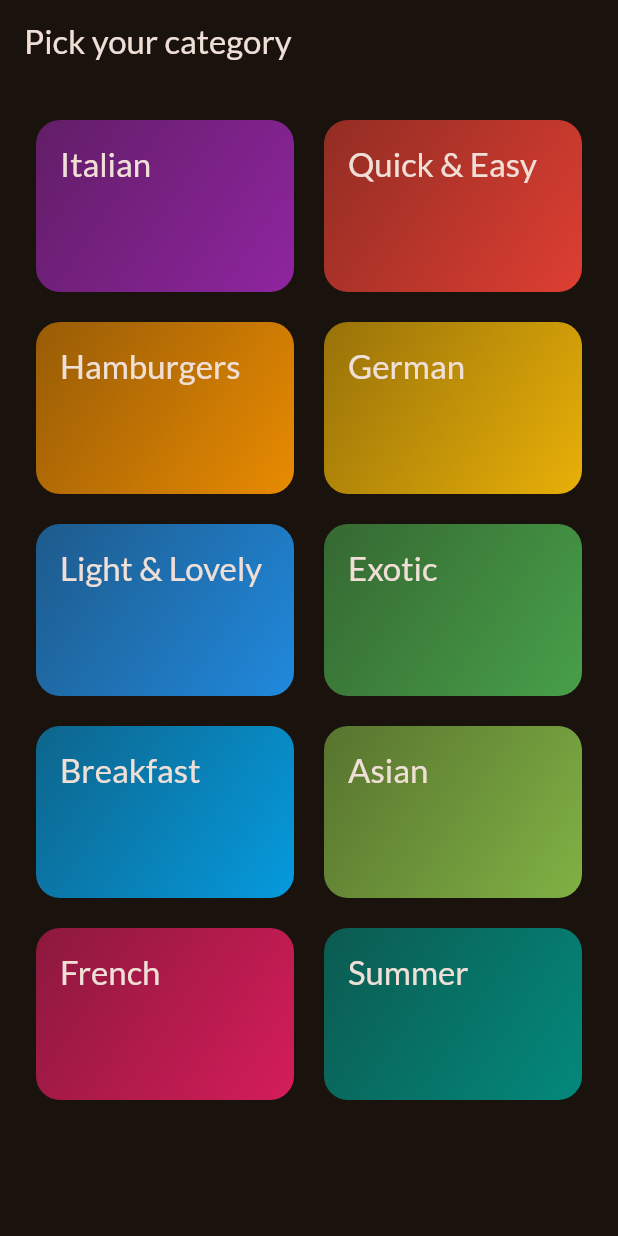
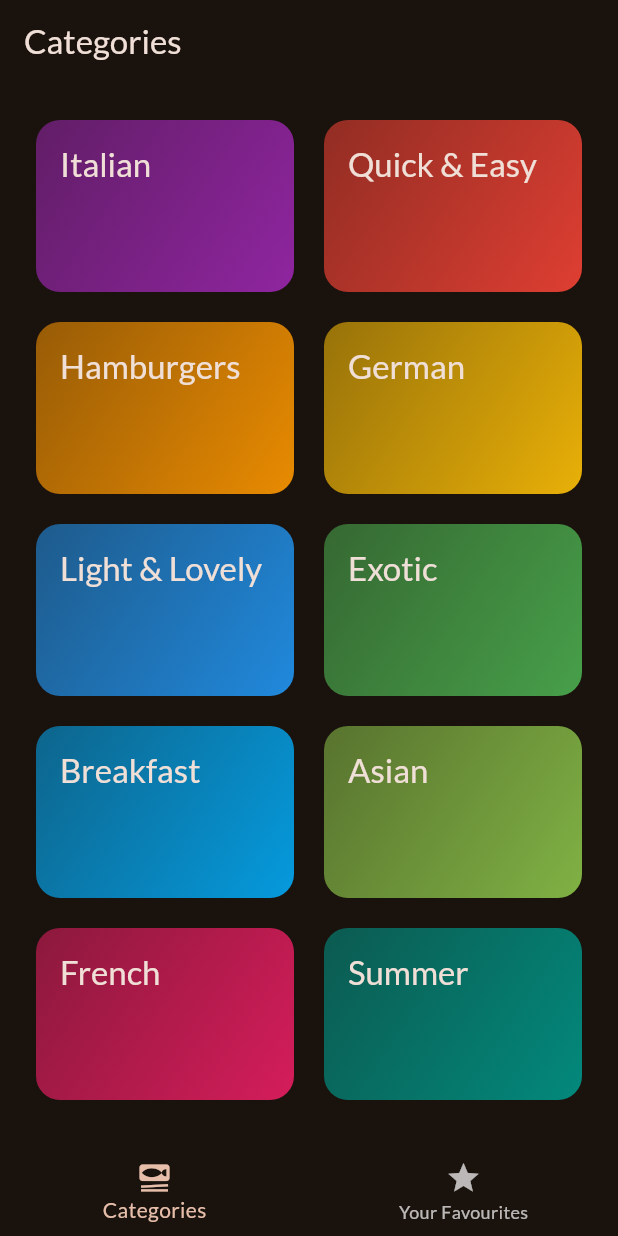
Before and after one commit to ygpramod/meals_app, a Flutter app: the screen it shows after launch, on a phone screen of 412 x 824 dp. Run offline on Flutter 3.47's test engine with Material 3 defaults, Android fonts, the phone set to English and light mode, and no system bars; our stand-ins replace google_fonts, transparent_image.

Commit message:
Add Tabs Screen

```diff
--- a/lib/main.dart
+++ b/lib/main.dart
@@ -1,13 +1,7 @@
 import 'package:flutter/material.dart';
 
 import 'package:google_fonts/google_fonts.dart';
-
-// import 'package:meals_app/data/dummy_data.dart';
-import 'package:meals_app/screens/categories.dart';
-import 'package:meals_app/screens/meals.dart';
-
-import 'data/dummy_data.dart';
-// import 'package:meals_app/screens/meals.dart';
+import 'package:meals_app/screens/tabs.dart';
 
 final theme = ThemeData(
   useMaterial3: true,
@@ -29,7 +23,7 @@ class App extends StatelessWidget {
   Widget build(BuildContext context) {
     return MaterialApp(
       theme: theme,
-      home: const CategoriesScreen()
+      home: const TabsScreen(),
     );
   }
 }
--- a/lib/screens/categories.dart
+++ b/lib/screens/categories.dart
@@ -21,11 +21,7 @@ class CategoriesScreen extends StatelessWidget {
 
   @override
   Widget build(BuildContext context) {
-    return Scaffold(
-      appBar: AppBar(
-        title: const Text('Pick your category'),
-      ),
-      body: GridView(
+    return GridView(
       padding: const EdgeInsets.all(24),
       gridDelegate: const SliverGridDelegateWithFixedCrossAxisCount(
         crossAxisCount: 2,
@@ -39,11 +35,13 @@ class CategoriesScreen extends StatelessWidget {
           CategoryGridItem(
             category: category,
             onSelectCategory: () => {
-                _onSelectCategory(context, category)
+              _onSelectCategory(
+                context,
+                category,
+              )
             },
           )
       ],
-      ),
     );
   }
 }
--- a/lib/screens/meals.dart
+++ b/lib/screens/meals.dart
@@ -7,11 +7,11 @@ import 'meal_details.dart';
 class MealsScreen extends StatelessWidget {
   const MealsScreen({
     super.key,
-    required this.title,
+    this.title,
     required this.meals,
   });
 
-  final String title;
+  final String? title;
   final List<Meal> meals;
 
   void selectMeal(BuildContext context, Meal meal) {
@@ -34,9 +34,11 @@ class MealsScreen extends StatelessWidget {
       );
     }
 
+    if (title == null) return content;
+
     return Scaffold(
       appBar: AppBar(
-        title: Text(title),
+        title: Text(title!),
       ),
       body: content,
     );
--- /dev/null
+++ b/lib/screens/tabs.dart
@@ -0,0 +1,53 @@
+import 'package:flutter/material.dart';
+import 'package:meals_app/screens/categories.dart';
+import 'package:meals_app/screens/meals.dart';
+
+class TabsScreen extends StatefulWidget {
+  const TabsScreen({super.key});
+
+  @override
+  State<StatefulWidget> createState() {
+    return _TabsScreenState();
+  }
+}
+
+class _TabsScreenState extends State<TabsScreen> {
+  int _selectedPageIndex = 0;
+
+  void _selectedPage(int index) {
+    setState(() {
+      _selectedPageIndex = index;
+    });
+  }
+
+  @override
+  Widget build(BuildContext context) {
+    Widget activePage = const CategoriesScreen();
+    String activePageTitle = 'Categories';
+
+    if (_selectedPageIndex == 1) {
+      activePage = const MealsScreen(meals: []);
+      activePageTitle = 'Your Favorites';
+    }
+
+    return Scaffold(
+      appBar: AppBar(
+        title: Text(activePageTitle),
+      ),
+      body: activePage,
+      bottomNavigationBar: BottomNavigationBar(
+        onTap: _selectedPage,
+        items: const [
+          BottomNavigationBarItem(
+            icon: Icon(Icons.set_meal),
+            label: 'Categories',
+          ),
+          BottomNavigationBarItem(
+            icon: Icon(Icons.star),
+            label: 'Your Favourites',
+          ),
+        ],
+      ),
+    );
+  }
+}
```
Lines whose indentation alone changed are shown as unchanged.
